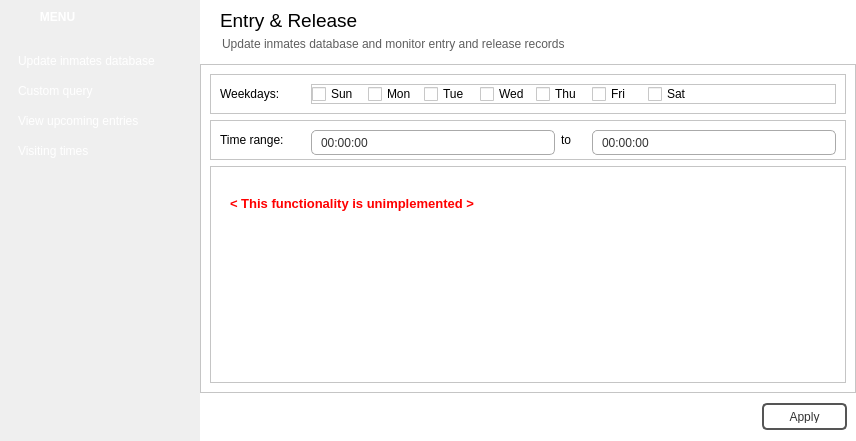
Qt form entryreleaseform.ui (NCNM/PMS_01) before a commit.
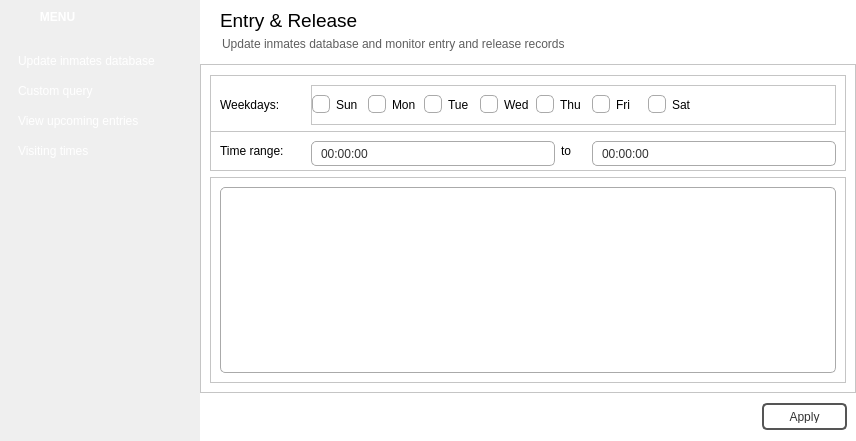
The same form after that commit. The open tabs and pages were chosen to show the change. Icons and pictures are not drawn.

The edit to the form file:
```diff
--- a/entryreleaseform.ui
+++ b/entryreleaseform.ui
@@ -1314,6 +1314,42 @@
 
 QTimeEdit::up-arrow {
 	image: url(:/images/scroll_up.png);
+}
+
+QTableView {
+padding-left:5px;
+padding-top:5px;
+border-radius:5px;
+border: 1px solid rgb(170, 170, 170);
+}
+
+QTableView:hover {
+border-radius:5px;
+border: 1px solid rgb(23, 120, 173);
+background-color: rgb(255, 255, 255);
+}
+
+QTableView:pressed {
+border-radius:5px;
+border: 1px solid #777777;
+}
+
+QCheckBox::indicator {
+border-radius:5px;
+border: 1px solid rgb(170, 170, 170);
+min-width:18px;
+min-height:18px;
+}
+
+QCheckBox::indicator:hover {
+border-radius:5px;
+border: 1px solid rgb(23, 120, 173);
+background-color: rgb(239, 243, 255);
+}
+
+QCheckBox::indicator:checked {
+image: url(:/images/check.png);
+border-color:#555555;
 }</string>
                </property>
                <property name="frameShape">
@@ -1323,12 +1359,15 @@
                 <enum>QFrame::Raised</enum>
                </property>
                <layout class="QVBoxLayout" name="verticalLayout_7">
+                <property name="topMargin">
+                 <number>0</number>
+                </property>
                 <item>
                  <widget class="QFrame" name="frame">
                   <property name="minimumSize">
                    <size>
                     <width>0</width>
-                    <height>40</height>
+                    <height>60</height>
                    </size>
                   </property>
                   <property name="maximumSize">
@@ -1379,7 +1418,13 @@
                        <number>0</number>
                       </property>
                       <item>
-                       <widget class="QCheckBox" name="checkBox">
+                       <widget class="QCheckBox" name="chkSun">
+                        <property name="minimumSize">
+                         <size>
+                          <width>0</width>
+                          <height>35</height>
+                         </size>
+                        </property>
                         <property name="maximumSize">
                          <size>
                           <width>50</width>
@@ -1392,7 +1437,13 @@
                        </widget>
                       </item>
                       <item>
-                       <widget class="QCheckBox" name="checkBox_2">
+                       <widget class="QCheckBox" name="chkMon">
+                        <property name="minimumSize">
+                         <size>
+                          <width>0</width>
+                          <height>35</height>
+                         </size>
+                        </property>
                         <property name="maximumSize">
                          <size>
                           <width>50</width>
@@ -1405,7 +1456,13 @@
                        </widget>
                       </item>
                       <item>
-                       <widget class="QCheckBox" name="checkBox_7">
+                       <widget class="QCheckBox" name="chkTue">
+                        <property name="minimumSize">
+                         <size>
+                          <width>0</width>
+                          <height>35</height>
+                         </size>
+                        </property>
                         <property name="maximumSize">
                          <size>
                           <width>50</width>
@@ -1418,7 +1475,13 @@
                        </widget>
                       </item>
                       <item>
-                       <widget class="QCheckBox" name="checkBox_3">
+                       <widget class="QCheckBox" name="chkWed">
+                        <property name="minimumSize">
+                         <size>
+                          <width>0</width>
+                          <height>35</height>
+                         </size>
+                        </property>
                         <property name="maximumSize">
                          <size>
                           <width>50</width>
@@ -1431,7 +1494,13 @@
                        </widget>
                       </item>
                       <item>
-                       <widget class="QCheckBox" name="checkBox_4">
+                       <widget class="QCheckBox" name="chkThu">
+                        <property name="minimumSize">
+                         <size>
+                          <width>0</width>
+                          <height>35</height>
+                         </size>
+                        </property>
                         <property name="maximumSize">
                          <size>
                           <width>50</width>
@@ -1444,7 +1513,13 @@
                        </widget>
                       </item>
                       <item>
-                       <widget class="QCheckBox" name="checkBox_5">
+                       <widget class="QCheckBox" name="chkFri">
+                        <property name="minimumSize">
+                         <size>
+                          <width>0</width>
+                          <height>35</height>
+                         </size>
+                        </property>
                         <property name="maximumSize">
                          <size>
                           <width>50</width>
@@ -1457,7 +1532,13 @@
                        </widget>
                       </item>
                       <item>
-                       <widget class="QCheckBox" name="checkBox_6">
+                       <widget class="QCheckBox" name="chkSat">
+                        <property name="minimumSize">
+                         <size>
+                          <width>0</width>
+                          <height>35</height>
+                         </size>
+                        </property>
                         <property name="text">
                          <string>Sat</string>
                         </property>
@@ -1541,29 +1622,18 @@
                   <property name="frameShadow">
                    <enum>QFrame::Raised</enum>
                   </property>
-                  <widget class="QLabel" name="label_12">
-                   <property name="geometry">
-                    <rect>
-                     <x>20</x>
-                     <y>30</y>
-                     <width>261</width>
-                     <height>16</height>
-                    </rect>
-                   </property>
-                   <property name="font">
-                    <font>
-                     <pointsize>10</pointsize>
-                     <weight>75</weight>
-                     <bold>true</bold>
-                    </font>
-                   </property>
-                   <property name="styleSheet">
-                    <string notr="true">color: rgb(255, 0, 0);</string>
-                   </property>
-                   <property name="text">
-                    <string>&lt; This functionality is unimplemented &gt;</string>
-                   </property>
-                  </widget>
+                  <layout class="QHBoxLayout" name="horizontalLayout_8">
+                   <item>
+                    <widget class="QTableView" name="tblVisitTimes">
+                     <property name="frameShape">
+                      <enum>QFrame::NoFrame</enum>
+                     </property>
+                     <attribute name="verticalHeaderVisible">
+                      <bool>false</bool>
+                     </attribute>
+                    </widget>
+                   </item>
+                  </layout>
                  </widget>
                 </item>
                </layout>
```
Left out of the diff: 7 changed lines with no effect on the pictures.
